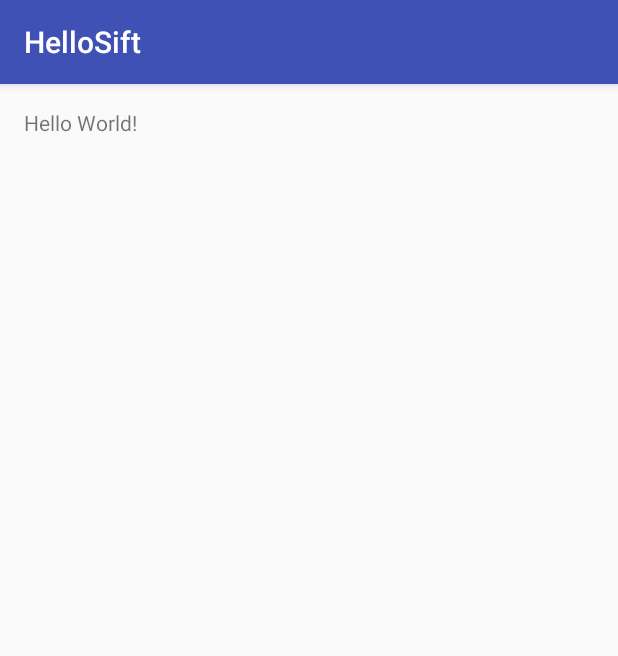
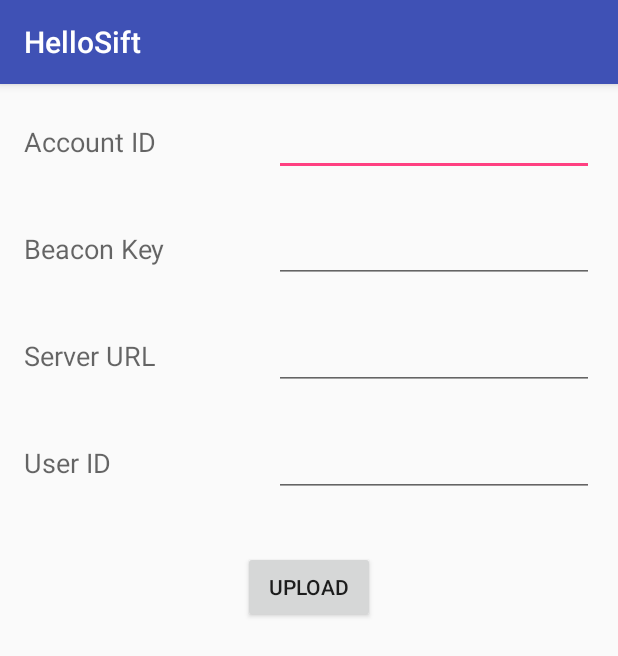
Before and after one commit to SiftScience/sift-android, an Android app: the screen it shows after launch (HelloSift), on a phone screen of 412 x 824 dp. Shown: the top 656 px of the screen. Run offline under Robolectric (Android 15) with nearby library versions, the phone set to English and light mode, and no system bars.

Commit message:
Implement HelloSift app (#12)

```diff
--- a/hello-sift/src/main/java/siftscience/android/hellosift/HelloSift.java
+++ b/hello-sift/src/main/java/siftscience/android/hellosift/HelloSift.java
@@ -4,12 +4,119 @@ package siftscience.android.hellosift;
 
 import android.support.v7.app.AppCompatActivity;
 import android.os.Bundle;
+import android.text.Editable;
+import android.text.TextWatcher;
+import android.util.Log;
+import android.view.View;
+import android.widget.Button;
+import android.widget.EditText;
+
+import siftscience.android.Sift;
 
 public class HelloSift extends AppCompatActivity {
+    private static final String TAG = HelloSift.class.getName();
 
     @Override
     protected void onCreate(Bundle savedInstanceState) {
         super.onCreate(savedInstanceState);
+
+        Log.d(TAG, "onCreate");
+
         setContentView(R.layout.activity_hello_sift);
+
+        Sift.open(this);
+
+        // Configure Sift object.  If you have multiple activities, you
+        // probably should only do this in the "main" activity (the
+        // activity that starts first).
+        Sift.Config.Builder builder = new Sift.Config.Builder(Sift.get().getConfig());
+
+        Button buttonUpload = (Button) findViewById(R.id.buttonUpload);
+        buttonUpload.setOnClickListener(new Button.OnClickListener() {
+            @Override
+            public void onClick(View view) {
+                Log.d(TAG, "Force upload");
+                Sift.get().upload(true);
+            }
+        });
+
+        EditText editTextAccountId = (EditText) findViewById(R.id.editTextAccountId);
+        // Configure Sift object with UI component's default text (same
+        // below).
+        builder.withAccountId(editTextAccountId.getText().toString());
+        editTextAccountId.addTextChangedListener(new AfterTextChanged() {
+            @Override
+            public void afterTextChanged(Editable editable) {
+                Log.d(TAG, String.format("Account ID: \"%s\"", editable.toString()));
+                Sift sift = Sift.get();
+                sift.setConfig(new Sift.Config.Builder(sift.getConfig())
+                        .withAccountId(editable.toString())
+                        .build());
+            }
+        });
+
+        EditText editTextBeaconKey = (EditText) findViewById(R.id.editTextBeaconKey);
+        builder.withBeaconKey(editTextBeaconKey.getText().toString());
+        editTextBeaconKey.addTextChangedListener(new AfterTextChanged() {
+            @Override
+            public void afterTextChanged(Editable editable) {
+                Log.d(TAG, String.format("Beacon key: \"%s\"", editable.toString()));
+                Sift sift = Sift.get();
+                sift.setConfig(new Sift.Config.Builder(sift.getConfig())
+                        .withBeaconKey(editable.toString())
+                        .build());
+            }
+        });
+
+        EditText editTextServerUrl = (EditText) findViewById(R.id.editTextServerUrl);
+        builder.withServerUrlFormat(editTextServerUrl.getText().toString());
+        editTextServerUrl.addTextChangedListener(new AfterTextChanged() {
+            @Override
+            public void afterTextChanged(Editable editable) {
+                Log.d(TAG, String.format("Server URL: \"%s\"", editable.toString()));
+                Sift sift = Sift.get();
+                sift.setConfig(new Sift.Config.Builder(sift.getConfig())
+                        .withServerUrlFormat(editable.toString())
+                        .build());
+            }
+        });
+
+        Sift.get().setConfig(builder.build());
+
+        EditText editTextUserId = (EditText) findViewById(R.id.editTextUserId);
+        editTextUserId.addTextChangedListener(new AfterTextChanged() {
+            @Override
+            public void afterTextChanged(Editable editable) {
+                Log.d(TAG, String.format("User ID: \"%s\"", editable.toString()));
+                Sift.get().setUserId(editable.toString());
+            }
+        });
+    }
+
+    @Override
+    protected void onPause() {
+        super.onPause();
+        Log.d(TAG, "onPause");
+        Sift.get().save();
+    }
+
+    @Override
+    protected void onDestroy() {
+        super.onDestroy();
+        Log.d(TAG, "onDestroy");
+        Sift.close();
+    }
+
+    private static abstract class AfterTextChanged implements TextWatcher {
+
+        @Override
+        public void beforeTextChanged(CharSequence sequence, int start, int count, int after) {
+            // Nothing here.
+        }
+
+        @Override
+        public void onTextChanged(CharSequence sequence, int start, int before, int count) {
+            // Nothing here.
+        }
     }
 }
--- a/hello-sift/src/main/res/layout/activity_hello_sift.xml
+++ b/hello-sift/src/main/res/layout/activity_hello_sift.xml
@@ -13,5 +13,96 @@
     <TextView
         android:layout_width="wrap_content"
         android:layout_height="wrap_content"
-        android:text="Hello World!" />
+        android:text="Account ID"
+        android:id="@+id/textViewAccountId"
+        android:textAppearance="@style/TextAppearance.AppCompat.Medium"
+        android:layout_alignBaseline="@+id/editTextAccountId"
+        android:layout_alignBottom="@+id/editTextAccountId"
+        android:layout_alignParentLeft="true"
+        android:layout_alignParentStart="true" />
+
+    <TextView
+        android:text="Beacon Key"
+        android:layout_width="wrap_content"
+        android:layout_height="wrap_content"
+        android:layout_marginTop="36dp"
+        android:id="@+id/textViewBeaconKey"
+        android:textAppearance="@style/TextAppearance.AppCompat.Medium"
+        android:layout_below="@+id/editTextAccountId"
+        android:layout_alignParentLeft="true"
+        android:layout_alignParentStart="true" />
+
+    <TextView
+        android:text="Server URL"
+        android:layout_width="wrap_content"
+        android:layout_height="wrap_content"
+        android:layout_marginTop="36dp"
+        android:id="@+id/textViewServerUrl"
+        android:textAppearance="@style/TextAppearance.AppCompat.Medium"
+        android:layout_below="@+id/editTextBeaconKey"
+        android:layout_alignParentLeft="true"
+        android:layout_alignParentStart="true" />
+
+    <TextView
+        android:text="User ID"
+        android:layout_width="wrap_content"
+        android:layout_height="wrap_content"
+        android:layout_marginTop="36dp"
+        android:id="@+id/textViewUserId"
+        android:textAppearance="@style/TextAppearance.AppCompat.Medium"
+        android:layout_below="@+id/editTextServerUrl"
+        android:layout_alignParentLeft="true"
+        android:layout_alignParentStart="true" />
+
+    <EditText
+        android:layout_width="wrap_content"
+        android:layout_height="wrap_content"
+        android:inputType="textNoSuggestions"
+        android:ems="10"
+        android:id="@+id/editTextAccountId"
+        android:layout_alignParentTop="true"
+        android:layout_alignParentRight="true"
+        android:layout_alignParentEnd="true" />
+
+    <EditText
+        android:layout_width="wrap_content"
+        android:layout_height="wrap_content"
+        android:inputType="textNoSuggestions"
+        android:ems="10"
+        android:id="@+id/editTextBeaconKey"
+        android:layout_alignBaseline="@+id/textViewBeaconKey"
+        android:layout_alignBottom="@+id/textViewBeaconKey"
+        android:layout_alignParentRight="true"
+        android:layout_alignParentEnd="true" />
+
+    <EditText
+        android:layout_width="wrap_content"
+        android:layout_height="wrap_content"
+        android:inputType="textUri"
+        android:ems="10"
+        android:id="@+id/editTextServerUrl"
+        android:layout_alignBaseline="@+id/textViewServerUrl"
+        android:layout_alignBottom="@+id/textViewServerUrl"
+        android:layout_alignParentRight="true"
+        android:layout_alignParentEnd="true" />
+
+    <EditText
+        android:layout_width="wrap_content"
+        android:layout_height="wrap_content"
+        android:inputType="textNoSuggestions"
+        android:ems="10"
+        android:id="@+id/editTextUserId"
+        android:layout_alignBaseline="@+id/textViewUserId"
+        android:layout_alignBottom="@+id/textViewUserId"
+        android:layout_alignParentRight="true"
+        android:layout_alignParentEnd="true" />
+
+    <Button
+        android:text="Upload"
+        android:layout_width="wrap_content"
+        android:layout_height="wrap_content"
+        android:layout_marginTop="36dp"
+        android:id="@+id/buttonUpload"
+        android:layout_below="@+id/editTextUserId"
+        android:layout_centerHorizontal="true" />
 </RelativeLayout>
```
